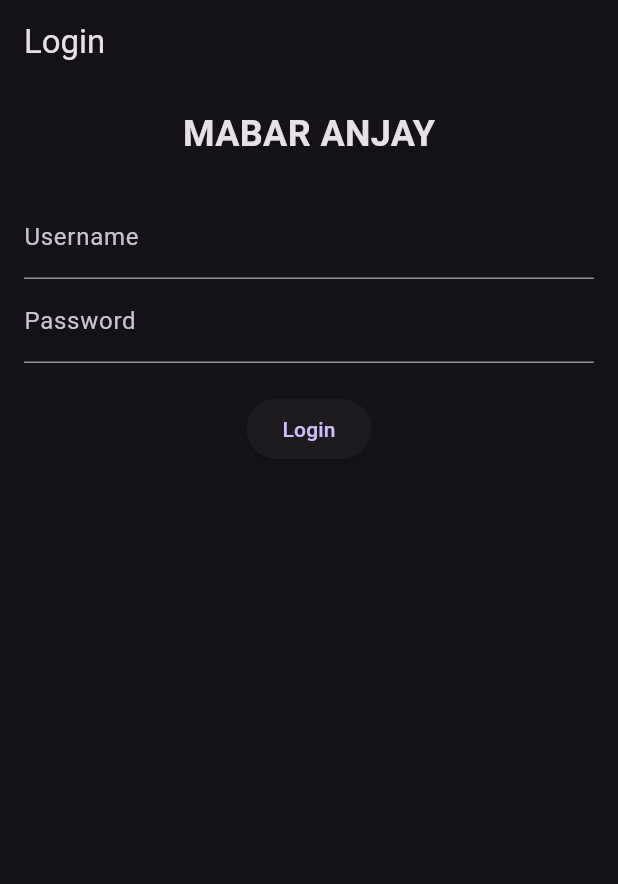
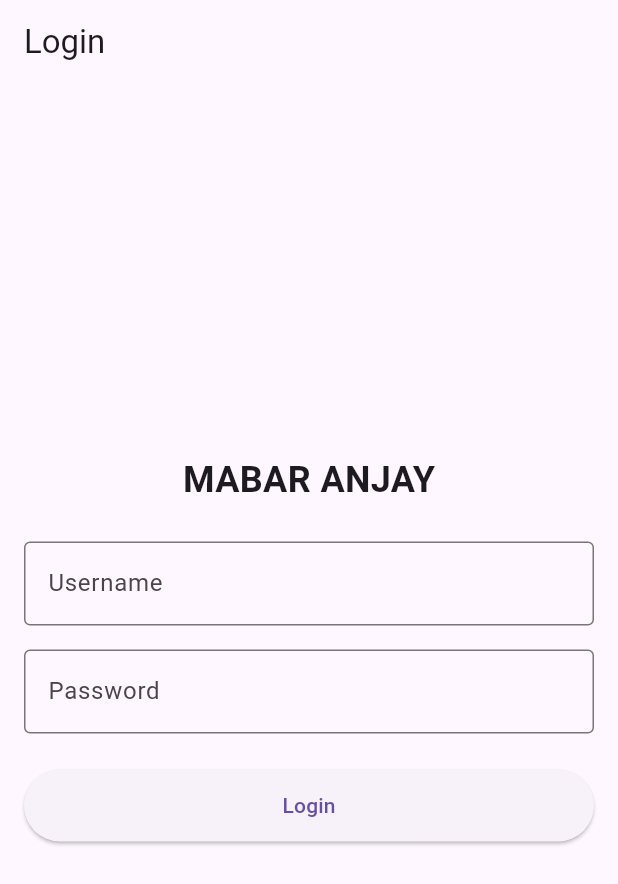
Before and after one commit to UserHan9/PomodoroApp_Front, a Flutter app: the screen it shows after launch, on a phone screen of 412 x 824 dp. Shown: the top 884 px of the screen. Run offline on Flutter 3.47's test engine with Material 3 defaults, Android fonts, the phone set to English and light mode, and no system bars; our stand-ins replace shared_preferences.

Commit message:
feat:login form

```diff
--- a/lib/main.dart
+++ b/lib/main.dart
@@ -11,7 +11,7 @@
   Widget build(BuildContext context) {
     return MaterialApp(
       title: 'Pomodoro App',
-      theme: ThemeData.dark(),
+      theme: ThemeData.light(),
       home: const LoginScreen(),
     );
   }
--- a/lib/screens/login_screen.dart
+++ b/lib/screens/login_screen.dart
@@ -55,37 +55,61 @@ class _LoginScreenState extends State<LoginScreen> {
 Widget build(BuildContext context) {
   return Scaffold(
     appBar: AppBar(title: const Text("Login")),
-      body: Padding(
+    body: Center(
+      child: SingleChildScrollView(
         padding: const EdgeInsets.all(16),
+        child: Form(
           child: Column(
+            mainAxisSize: MainAxisSize.min,
             children: [
               const Text(
                 "MABAR ANJAY",
-              style: TextStyle(
-                fontSize: 24,
-                fontWeight: FontWeight.bold
+                style: TextStyle(fontSize: 24, fontWeight: FontWeight.bold),
               ),
-            ),
-
               const SizedBox(height: 24),
 
-            TextField(
+              TextFormField(
                 controller: usernameController,
-              decoration: const InputDecoration(labelText: "Username"),
+                decoration: const InputDecoration(
+                  labelText: "Username",
+                  border: OutlineInputBorder(),
                 ),
-            TextField(
+                validator: (value) {
+                  if (value == null || value.isEmpty) {
+                    return 'Username tidak boleh kosong';
+                  }
+                  return null;
+                },
+              ),
+              const SizedBox(height: 16),
+
+              TextFormField(
                 controller: passwordController,
                 obscureText: true,
-              decoration: const InputDecoration(labelText: "Password"),
+                decoration: const InputDecoration(
+                  labelText: "Password",
+                  border: OutlineInputBorder(),
                 ),
-            const SizedBox(height: 20),
+                validator: (value) {
+                  if (value == null || value.isEmpty) {
+                    return 'Password tidak boleh kosong';
+                  }
+                  return null;
+                },
+              ),
+              const SizedBox(height: 24),
+
               isLoading
                   ? const CircularProgressIndicator()
                   : ElevatedButton(
                       onPressed: login,
+                      style: ElevatedButton.styleFrom(
+                        minimumSize: const Size.fromHeight(48)
+                      ),
                       child: const Text("Login"),
                     ),
               const SizedBox(height: 16),
+
               if (error.isNotEmpty)
                 Text(
                   error,
@@ -94,6 +118,8 @@ class _LoginScreenState extends State<LoginScreen> {
             ],
           ),
         ),
+      ),
+    ),
   );
 }
 }
```
Also changed, not shown: 1 other file. Lines whose indentation alone changed are shown as unchanged.
